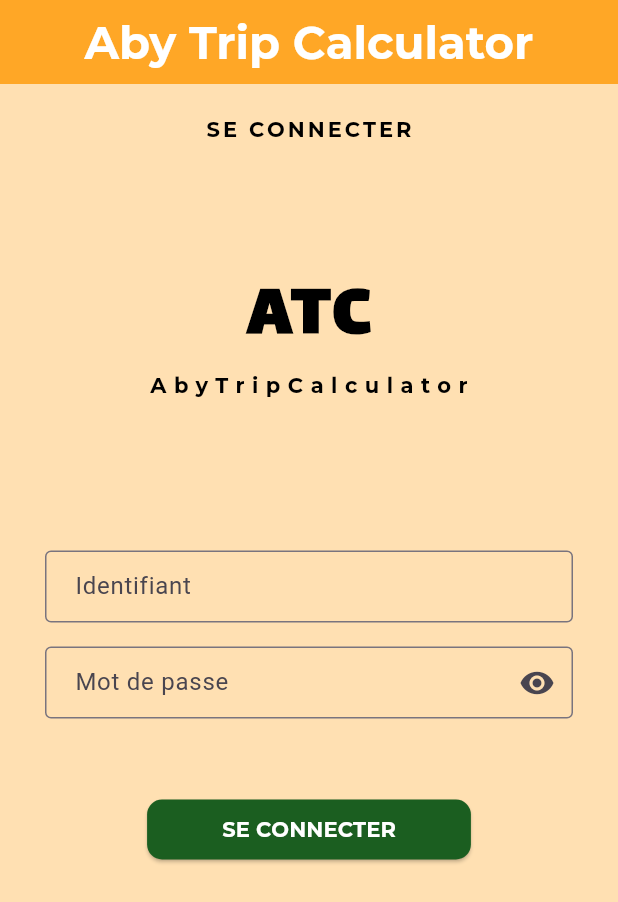
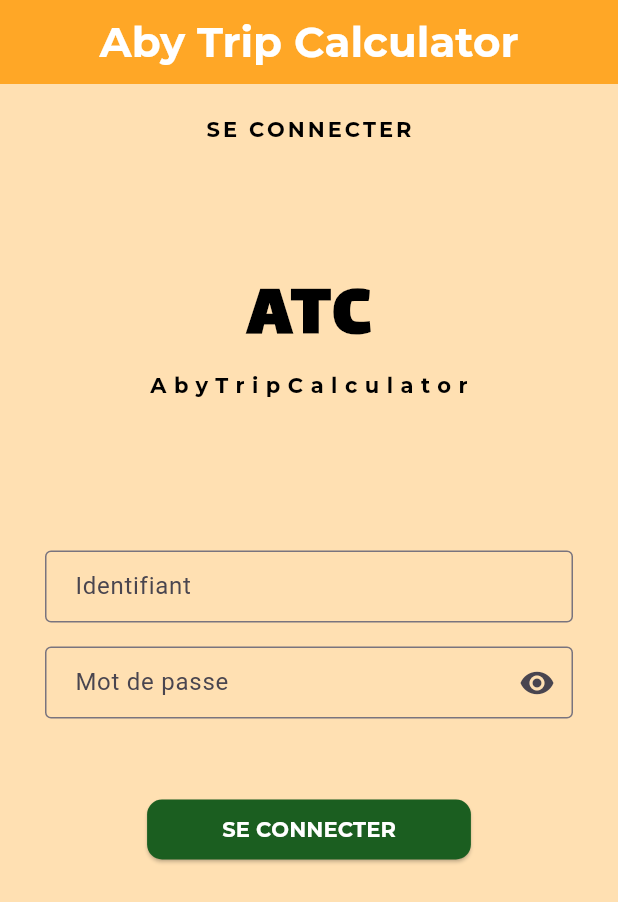
Before and after one commit to othmanemjhd/AbyTripCalculator, a Flutter app: the LoginPage screen opened by its route, on a phone screen of 412 x 824 dp. Shown: the top 902 px of the screen. Run offline on Flutter 3.47's test engine with Material 3 defaults, Android fonts, the phone set to English and light mode, and no system bars; our stand-ins replace carousel_slider, shared_preferences; accounts and stored records are empty.

Commit message:
Updates on Login and calculate pages

```diff
--- a/abytripcalculator/lib/pages/calculateFundPage.dart
+++ b/abytripcalculator/lib/pages/calculateFundPage.dart
@@ -46,6 +46,7 @@ class _CalculateFundPageState extends State<CalculateFundPage> {
         centerTitle: true,
         backgroundColor: Colors.orange[400],
         elevation: 0,
+        //automaticallyImplyLeading: false,
         iconTheme: const IconThemeData(
           color: Colors.white, // Change the color here
         ),
--- a/abytripcalculator/lib/pages/login.dart
+++ b/abytripcalculator/lib/pages/login.dart
@@ -31,7 +31,7 @@ class _LoginPageState extends State<LoginPage> {
           style: TextStyle(
             fontFamily: 'Montserrat',
             fontWeight: FontWeight.bold,
-            fontSize: 30,
+            fontSize: 28,
             color: Colors.white,
           ),
         ),
```
